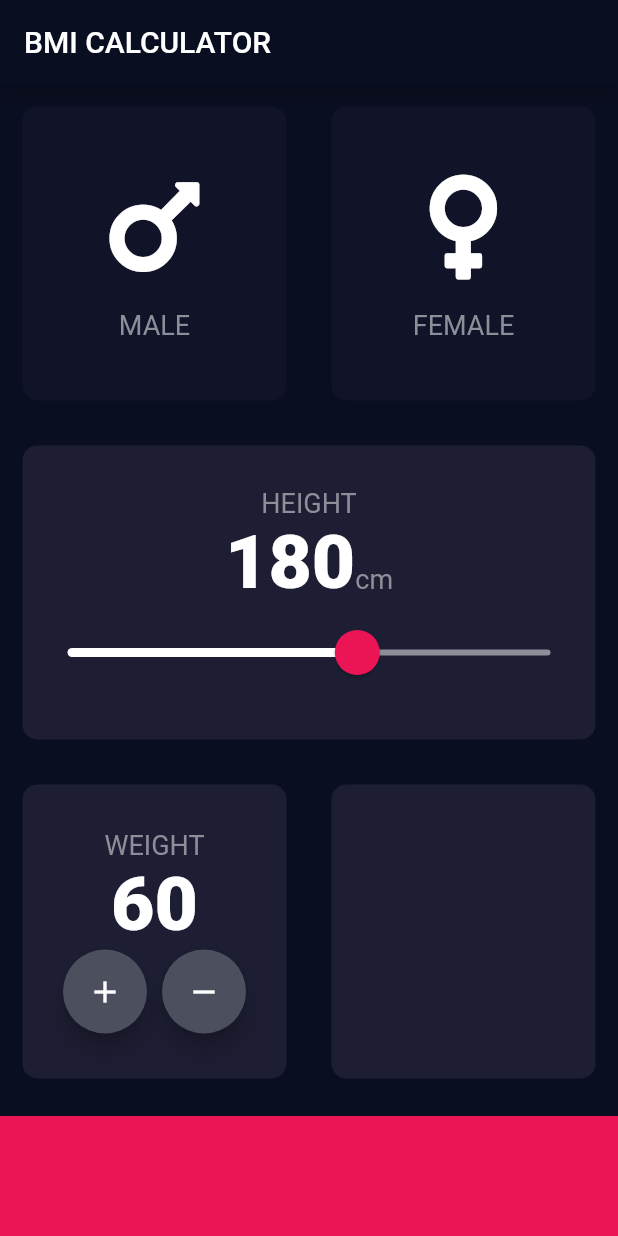
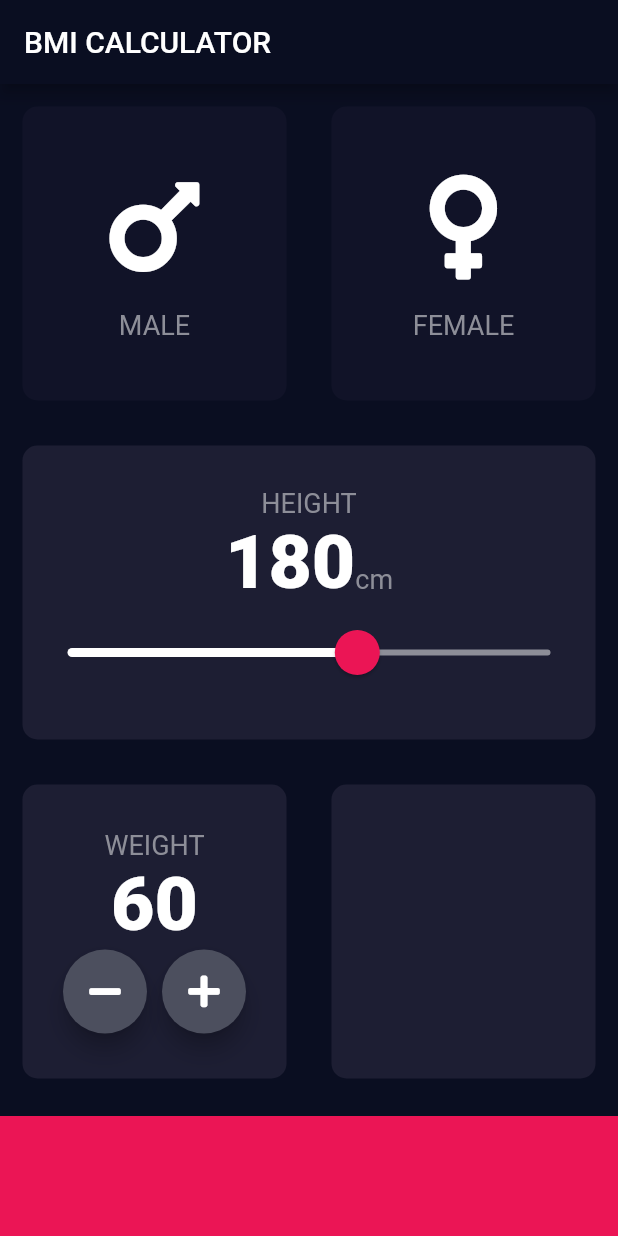
Before and after one commit to n04h/flutter_practice, a Flutter app: the screen it shows after launch, on a phone screen of 412 x 824 dp. Run offline on Flutter 3.47's test engine with Material 2 defaults, Android fonts, the phone set to English and light mode, and no system bars; our stand-ins replace font_awesome_flutter.

Commit message:
✨ 自作ウィジェットを作った

```diff
--- a/lib/input_page.dart
+++ b/lib/input_page.dart
@@ -132,22 +132,24 @@ class _InputPageState extends State<InputPage> {
                         Row(
                           mainAxisAlignment: MainAxisAlignment.center,
                           children: <Widget>[
-                            FloatingActionButton(
-                              backgroundColor: Color(0xFF4C4F5E),
-                              child: Icon(
-                                Icons.add,
-                                color: Colors.white,
-                              ),
+                            RoundIconButton(
+                              icon: FontAwesomeIcons.minus,
+                              onPressed: () {
+                                setState(() {
+                                  weight--;
+                                });
+                              },
                             ),
                             SizedBox(
                               width: 10,
                             ),
-                            FloatingActionButton(
-                              backgroundColor: Color(0xFF4C4F5E),
-                              child: Icon(
-                                Icons.remove,
-                                color: Colors.white,
-                              ),
+                            RoundIconButton(
+                              icon: FontAwesomeIcons.plus,
+                              onPressed: () {
+                                setState(() {
+                                  weight++;
+                                });
+                              },
                             ),
                           ],
                         )
@@ -174,3 +176,25 @@ class _InputPageState extends State<InputPage> {
     );
   }
 }
+
+class RoundIconButton extends StatelessWidget {
+  RoundIconButton({@required this.icon, this.onPressed});
+
+  final IconData icon;
+  final Function onPressed;
+
+  @override
+  Widget build(BuildContext context) {
+    return RawMaterialButton(
+      onPressed: onPressed,
+      elevation: 6,
+      constraints: BoxConstraints.tightFor(
+        width: 56,
+        height: 56,
+      ),
+      shape: CircleBorder(),
+      fillColor: Color(0xFF4C4F5E),
+      child: Icon(icon),
+    );
+  }
+}
```
